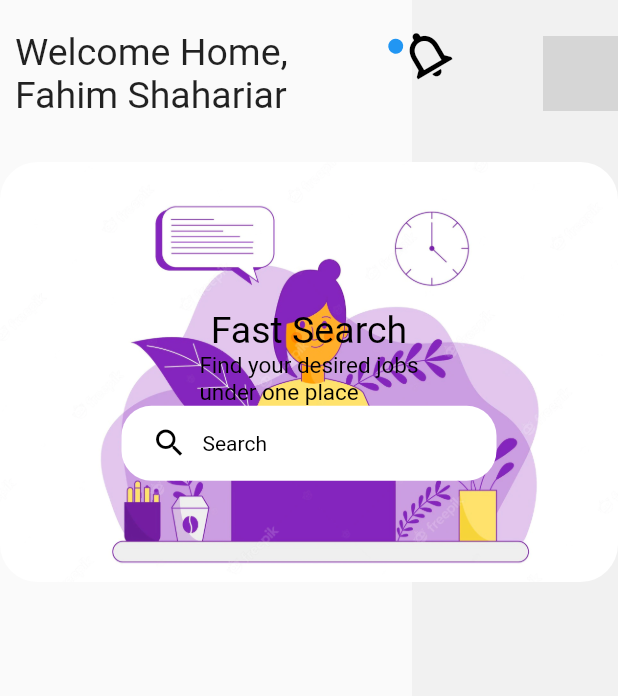
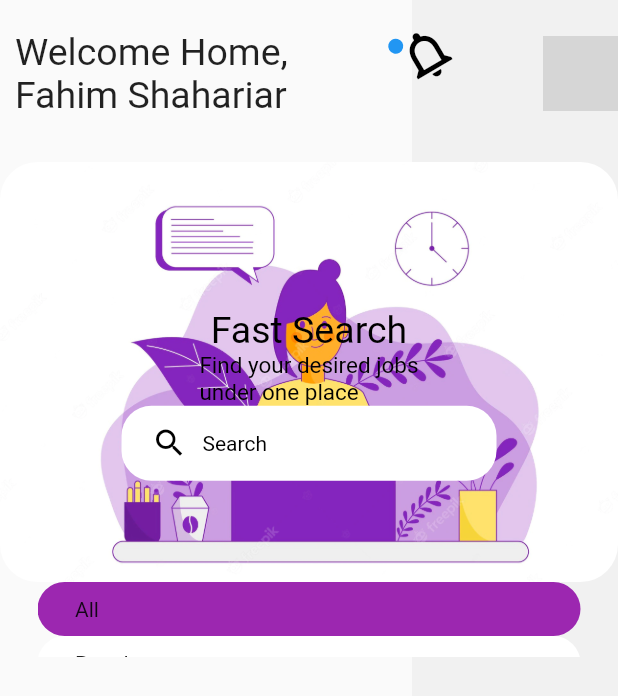
Before and after one commit to fahimshahariar1/Job-App, a Flutter app: the screen it shows after launch, on a phone screen of 412 x 824 dp. Shown: the top 696 px of the screen. Run offline on Flutter 3.47's test engine with Material 2 defaults, Android fonts, the phone set to English and light mode, and no system bars; network calls fail; grey boxes are pictures that could not be loaded.

Commit message:
third commit

```diff
--- a/day22_23/lib/screens/homepage.dart
+++ b/day22_23/lib/screens/homepage.dart
@@ -1,4 +1,5 @@
 import 'package:day22_23/screens/searchbar.dart';
+import 'package:day22_23/screens/tagbar.dart';
 import 'package:flutter/material.dart';
 
 import 'appbar.dart';
@@ -33,6 +34,7 @@ class _HomePageState extends State<HomePage> {
                 HomeAppbar(),
                 SizedBox(height: 30,),
                 SearchBar(),
+                TagBar(),
               ],
             )
           ],
--- /dev/null
+++ b/day22_23/lib/screens/tagbar.dart
@@ -0,0 +1,40 @@
+import 'package:flutter/material.dart';
+
+class TagBar extends StatefulWidget {
+  const TagBar({Key? key}) : super(key: key);
+
+  @override
+  _TagBarState createState() => _TagBarState();
+}
+
+class _TagBarState extends State<TagBar> {
+  final _tabList = <String>['All', 'Popular', 'Featured'];
+  var selected = 0;
+
+  @override
+  Widget build(BuildContext context) {
+    return Container(
+      padding: EdgeInsets.symmetric(horizontal: 25),
+      height: 50,
+      child: ListView.separated(
+          itemBuilder: (context, index) => GestureDetector(
+            onTap: (){
+              setState(() {
+                selected = index;
+              });
+            },
+            child: Container(
+              padding: EdgeInsets.symmetric(horizontal: 25, vertical: 10),
+              decoration: BoxDecoration(
+                color: selected == index? Colors.purple: Colors.white,
+                borderRadius: BorderRadius.circular(30),
+
+              ),
+              child: Text(_tabList[index]),
+            ),
+          ),
+          separatorBuilder: (context, index)=> SizedBox(width: 5,),
+          itemCount: _tabList.length),
+    );
+  }
+}
```
Also changed, not shown: day22_23/lib/screens/tabbar.dart (deleted).
